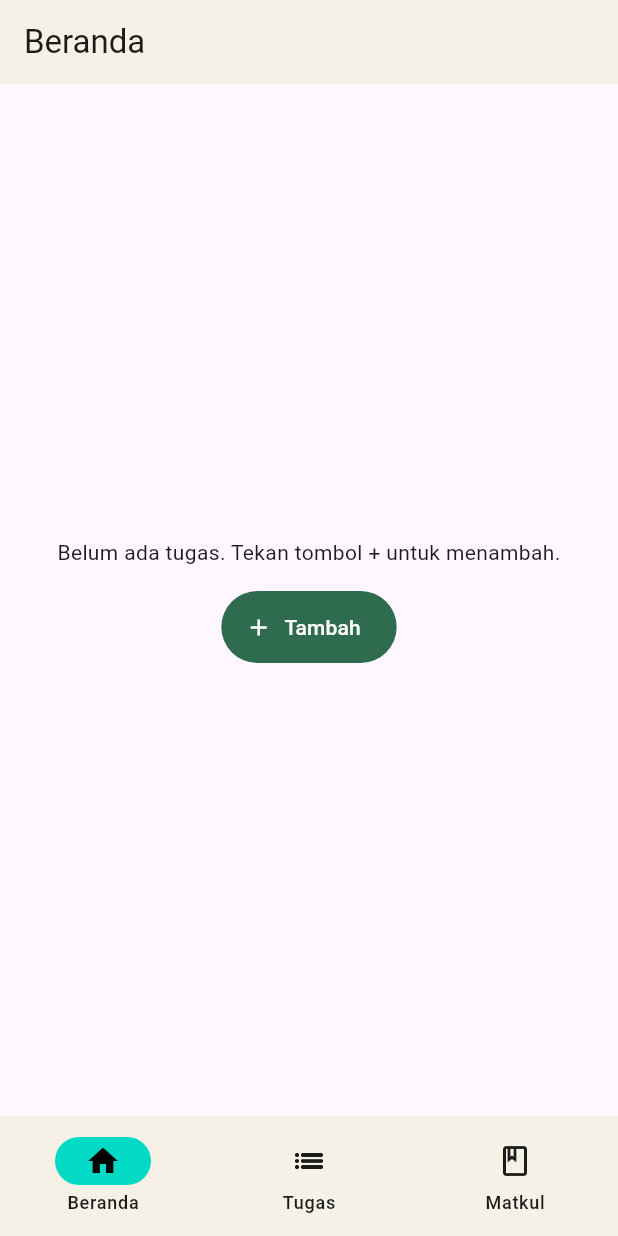
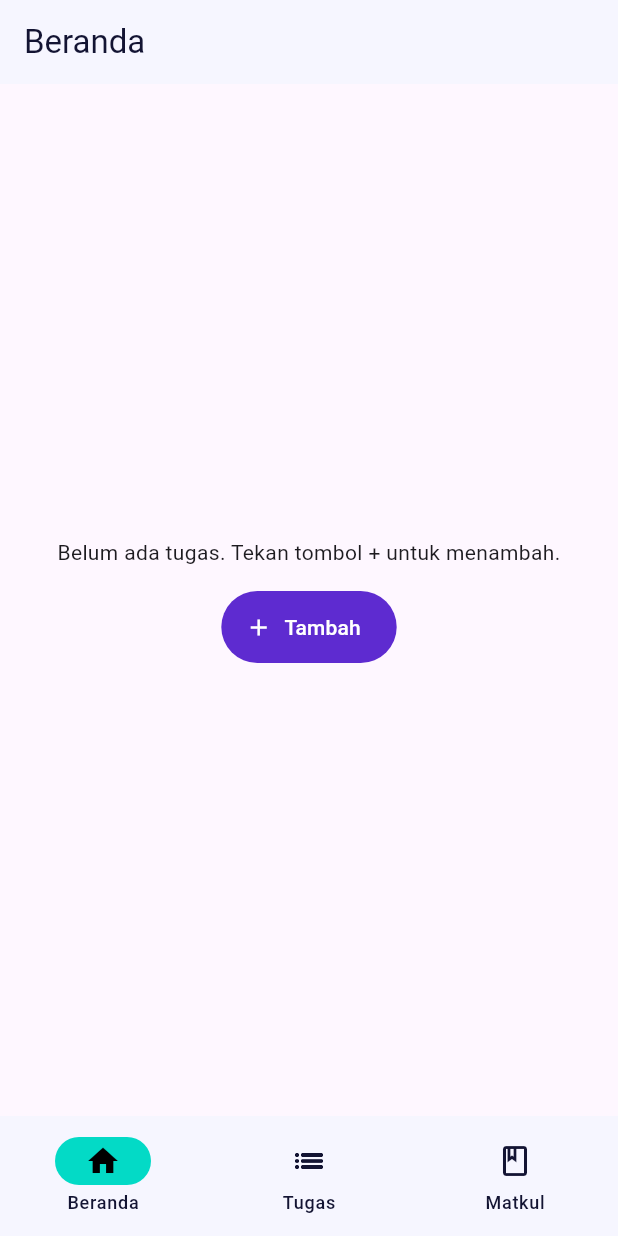
Before and after one commit to TudeOrangBiasa/remindly-app, a Flutter app: the screen it shows after launch, on a phone screen of 412 x 824 dp. Run offline on Flutter 3.47's test engine with Material 3 defaults, Android fonts, the phone set to English and light mode, and no system bars; our stand-ins replace sqflite; accounts and stored records are empty.

Commit message:
chore: update README, CODEOWNERS, logo kit, and OKLCH branding tokens (#46)

```diff
--- a/lib/theme/branding.dart
+++ b/lib/theme/branding.dart
@@ -1,17 +1,34 @@
 import 'package:flutter/material.dart';
 
+/// Hand-tuned Material 3 Expressive color tokens computed in OKLCH
+/// from the Plum Stacked Tabs brand seed (hue 288).
 abstract final class AppBranding {
-  static const Color lightPrimary = Color(0xFF2F6B4F);
+  /// oklch(0.47 0.23 288) — contrast 7.69:1 vs lightOnPrimary
+  static const Color lightPrimary = Color(0xFF5E2BD0);
   static const Color lightOnPrimary = Color(0xFFFFFFFF);
-  static const Color lightSurface = Color(0xFFF6F1E7);
-  static const Color lightOnSurface = Color(0xFF1A1C19);
 
-  static const Color darkPrimary = Color(0xFF8FD0A8);
-  static const Color darkOnPrimary = Color(0xFF0B3D24);
-  static const Color darkSurface = Color(0xFF12140F);
-  static const Color darkOnSurface = Color(0xFFE8EDE4);
+  /// oklch(0.975 0.012 288)
+  static const Color lightSurface = Color(0xFFF6F6FF);
 
-  static const Color warnOrange = Color(0xFFE8930C);
-  static const Color dangerRed = Color(0xFFD92D20);
+  /// oklch(0.21 0.06 278) — contrast 16.63:1 vs lightSurface
+  static const Color lightOnSurface = Color(0xFF131433);
+
+  /// oklch(0.79 0.14 288) — contrast 9.52:1 vs darkSurface
+  static const Color darkPrimary = Color(0xFFB6ABFF);
+
+  /// oklch(0.25 0.12 288) — contrast 8.12:1 vs darkPrimary
+  static const Color darkOnPrimary = Color(0xFF230D56);
+
+  /// oklch(0.16 0.025 288)
+  static const Color darkSurface = Color(0xFF0D0B17);
+
+  /// oklch(0.94 0.015 288) — contrast 16.32:1 vs darkSurface
+  static const Color darkOnSurface = Color(0xFFEAEAF5);
+
+  /// oklch(0.56 0.165 55) — H-1 warning amber, contrast 4.89:1 vs onWarn
+  static const Color warnOrange = Color(0xFFBA5200);
+
+  /// oklch(0.56 0.21 22) — overdue coral-red, contrast 5.18:1 vs onWarn
+  static const Color dangerRed = Color(0xFFD41F37);
   static const Color onWarn = Color(0xFFFFFFFF);
 }
```
Also changed, not shown: assets/icons/app_icon.png (added), assets/icons/app_icon_1024.png (added), assets/icons/remindly_symbol.svg (added), assets/icons/remindly_symbol_black.svg (added), assets/icons/remindly_symbol_mono.svg (added), assets/icons/remindly_symbol_white.svg (added), assets/images/remindly_logo_horizontal.png (added), assets/images/remindly_logo_horizontal.svg (added), 2 other files.
